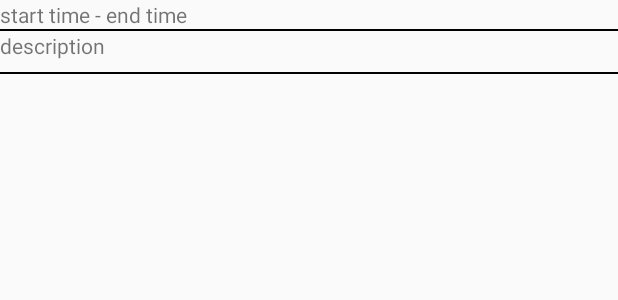
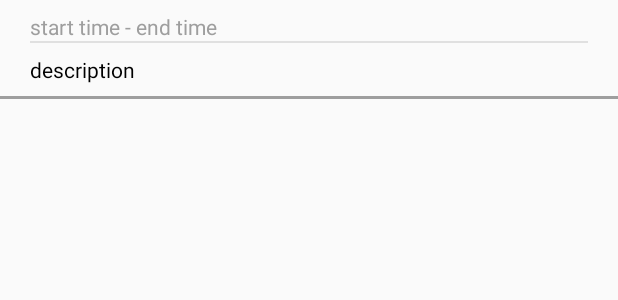
Before and after one commit to jainharsh96/CMS, an Android app: the layout meetings_viewholder.xml on its own in the app's theme, with its tools: preview values and no code run, on a phone screen of 412 x 824 dp. Shown: the top 300 px of the screen. Run offline under Robolectric (Android 15) with nearby library versions, the phone set to English and light mode, and no system bars.

Commit message:
ib progress

```diff
--- a/app/build.gradle
+++ b/app/build.gradle
@@ -31,10 +31,10 @@ dependencies {
     implementation "androidx.recyclerview:recyclerview:1.1.0"
     implementation 'android.arch.persistence.room:runtime:1.1.1'
     implementation 'android.arch.lifecycle:extensions:1.1.1'
-    annotationProcessor "android.arch.lifecycle:compiler:1.1.0"
-    implementation "android.arch.lifecycle:viewmodel:1.1.0"
+    annotationProcessor "android.arch.lifecycle:compiler:1.1.1"
+    implementation "android.arch.lifecycle:viewmodel:1.1.1"
     annotationProcessor 'android.arch.persistence.room:compiler:1.1.1'
-    implementation 'com.facebook.stetho:stetho:1.5.0'
+    implementation 'com.facebook.stetho:stetho:1.5.1'
     implementation 'com.facebook.stetho:stetho-urlconnection:1.5.0'
     implementation 'com.facebook.stetho:stetho-js-rhino:1.5.0'
     implementation 'com.facebook.stetho:stetho-okhttp3:1.5.0'
--- a/app/src/main/java/com/example/cms/MeetingRepository/MeetingRepository.java
+++ b/app/src/main/java/com/example/cms/MeetingRepository/MeetingRepository.java
@@ -42,7 +42,8 @@ public class MeetingRepository {
 
     public LiveData<List<MeetingInfo>> getMeetings(String forDate) {
         LiveData<List<MeetingInfo>> meetingInfo =
-                mMeetingDao.getScheduledMeeting(DateConverter.stringToDate(forDate));
+                mMeetingDao.getScheduledMeeting(forDate);
+       // int x = mMeetingDao.getRow();
         if(meetingInfo.getValue() == null){
             meetingInfo = getMeetingFromApi(forDate);
         }
--- a/app/src/main/java/com/example/cms/database/MeetingDatabase.java
+++ b/app/src/main/java/com/example/cms/database/MeetingDatabase.java
@@ -18,7 +18,7 @@ import androidx.room.TypeConverters;
 import androidx.sqlite.db.SupportSQLiteOpenHelper;
 
 @Database(entities = {MeetingInfo.class}, version = 1, exportSchema = false)
-@TypeConverters({DateConverter.class, ArrayListConverter.class})
+@TypeConverters({ArrayListConverter.class})
 public abstract class MeetingDatabase extends RoomDatabase {
     private static final Object LOCK = new Object();
     private static final String DATABASE_NAME = "MeetingDatabase";
--- a/app/src/main/java/com/example/cms/util/MeetingUtil.java
+++ b/app/src/main/java/com/example/cms/util/MeetingUtil.java
@@ -11,7 +11,7 @@ public class MeetingUtil {
 
     public static void addDateInMeetingList(List<MeetingInfo> infoList, String date) {
         for (MeetingInfo info : infoList) {
-            info.setMeetingDate(DateConverter.stringToDate(date));
+            info.setMeetingDate(date);
         }
     }
 
--- a/app/src/main/res/layout/meetings_viewholder.xml
+++ b/app/src/main/res/layout/meetings_viewholder.xml
@@ -3,24 +3,37 @@
     xmlns:tools="http://schemas.android.com/tools"
     android:layout_width="match_parent"
     android:layout_height="wrap_content"
-    android:orientation="vertical">
+    android:orientation="vertical"
+    android:paddingTop="8dp">
 
     <TextView
         android:id="@+id/scheduledTime"
         android:layout_width="match_parent"
         android:layout_height="wrap_content"
+        android:textSize="14sp"
+        android:textColor="@color/colorDarkGray"
+        android:layout_marginStart="20dp"
+        android:layout_marginEnd="20dp"
         tools:text="start time - end time" />
 
-    <View style="@style/horizontalline" />
+    <View
+        android:layout_marginStart="20dp"
+        android:layout_marginEnd="20dp"
+        style="@style/horizontalLineLight" />
 
     <TextView
         android:id="@+id/description"
         android:layout_width="match_parent"
         android:layout_height="wrap_content"
         android:maxLines="1"
+        android:textSize="14sp"
+        android:textColor="@color/black"
+        android:layout_marginTop="8dp"
+        android:layout_marginStart="20dp"
+        android:layout_marginEnd="20dp"
         tools:text="description" />
 
     <View
-        style="@style/horizontalline"
+        style="@style/horizontalLineDark"
         android:layout_marginTop="8dp" />
 </LinearLayout>
--- a/app/src/main/res/values/colors.xml
+++ b/app/src/main/res/values/colors.xml
@@ -1,6 +1,11 @@
 <?xml version="1.0" encoding="utf-8"?>
 <resources>
-    <color name="colorPrimary">#008577</color>
+    <color name="colorPrimary">#00bfa5</color>
     <color name="colorPrimaryDark">#00574B</color>
     <color name="colorAccent">#D81B60</color>
+
+    <color name="colorDarkGray">#9e9e9e</color>
+    <color name="colorLightGray">#e0e0e0</color>
+    <color name="white">#ffffff</color>
+    <color name="black">#000000</color>
 </resources>
--- a/app/src/main/res/values/styles.xml
+++ b/app/src/main/res/values/styles.xml
@@ -8,10 +8,39 @@
         <item name="colorAccent">@color/colorAccent</item>
     </style>
 
-    <style name="horizontalline">
+    <style name="horizontalLineDark">
+        <item name="android:layout_width">match_parent</item>
+        <item name="android:layout_height">2dp</item>
+        <item name="android:background">@color/colorDarkGray</item>
+    </style>
+
+    <style name="horizontalLineLight">
         <item name="android:layout_width">match_parent</item>
         <item name="android:layout_height">1dp</item>
-        <item name="android:background">#000000</item>
+        <item name="android:background">@color/colorLightGray</item>
     </style>
 
+    <style name="fieldBackground">
+        <item name="android:textStyle">bold</item>
+        <item name="android:textSize">16sp</item>
+        <item name="android:textColor">@color/colorDarkGray</item>
+        <item name="android:gravity">center_vertical</item>
+        <item name="android:background">@drawable/field_border</item>
+        <item name="android:drawableEnd">@drawable/ic_arrow_drop_down_black_24dp</item>
+        <item name="android:padding">8dp</item>
+        <item name="android:layout_margin">20dp</item>
+    </style>
+
+    <style name="buttonStyle">
+        <item name="android:textSize">16sp</item>
+        <item name="android:textStyle">bold</item>
+        <item name="android:textColor">@color/white</item>
+        <item name="android:background">@drawable/field_border_button</item>
+        <item name="android:layout_marginStart">20dp</item>
+        <item name="android:layout_marginEnd">20dp</item>
+        <item name="android:layout_marginTop">8dp</item>
+        <item name="android:layout_marginBottom">8dp</item>
+    </style>
+
+
 </resources>
--- a/build.gradle
+++ b/build.gradle
@@ -7,7 +7,7 @@ buildscript {
 
     }
     dependencies {
-        classpath 'com.android.tools.build:gradle:3.5.2'
+        classpath 'com.android.tools.build:gradle:3.5.3'
 
         // NOTE: Do not place your application dependencies here; they belong
         // in the individual module build.gradle files
```
Also changed, not shown: app/src/main/AndroidManifest.xml (+5 -3 lines), app/src/main/java/com/example/cms/Models/MeetingInfo.java (+3 -4 lines), app/src/main/java/com/example/cms/database/MeetingDao.java (+5 -2 lines), app/src/main/java/com/example/cms/ui/MeetingActivity.java (+18 -0 lines), app/src/main/res/drawable/field_border.xml (added, +12 -0 lines), app/src/main/res/drawable/field_border_button.xml (added, +12 -0 lines), app/src/main/res/drawable/field_border_white_background.xml (added, +12 -0 lines), app/src/main/res/drawable/ic_arrow_drop_down_black_24dp.xml (added, +9 -0 lines), app/src/main/res/drawable/ic_chevron_left_black_24dp.xml (added, +11 -0 lines), app/src/main/res/drawable/ic_chevron_right_black_24dp.xml (added, +11 -0 lines), app/src/main/res/layout/activity_main.xml (+20 -8 lines).
